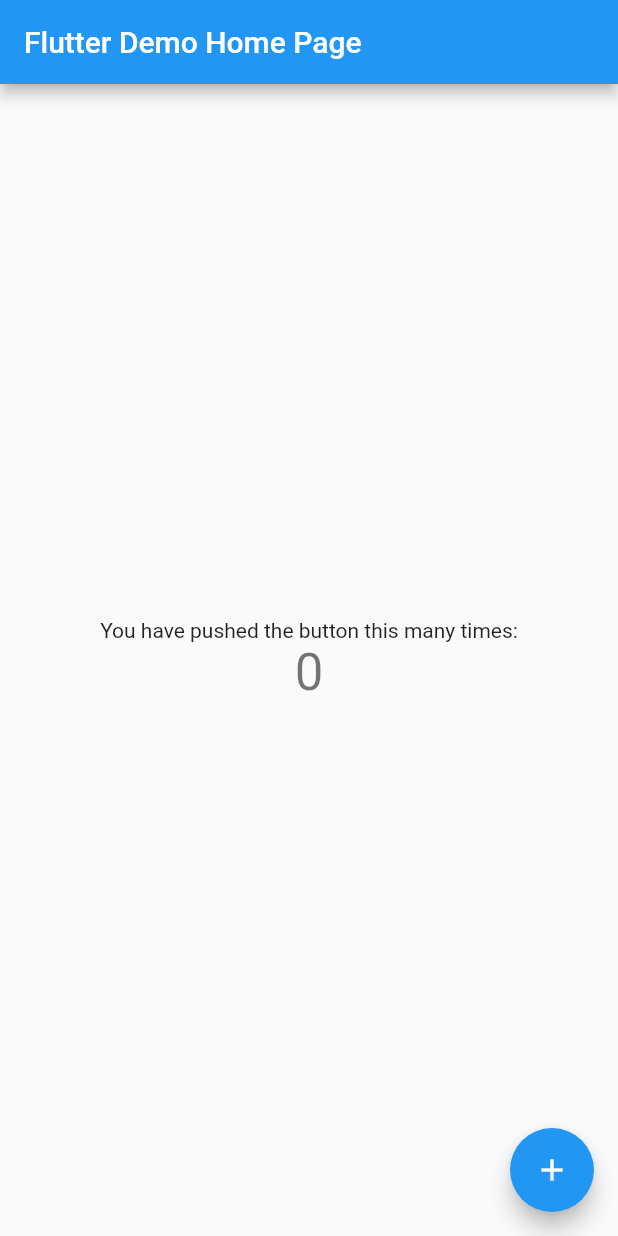
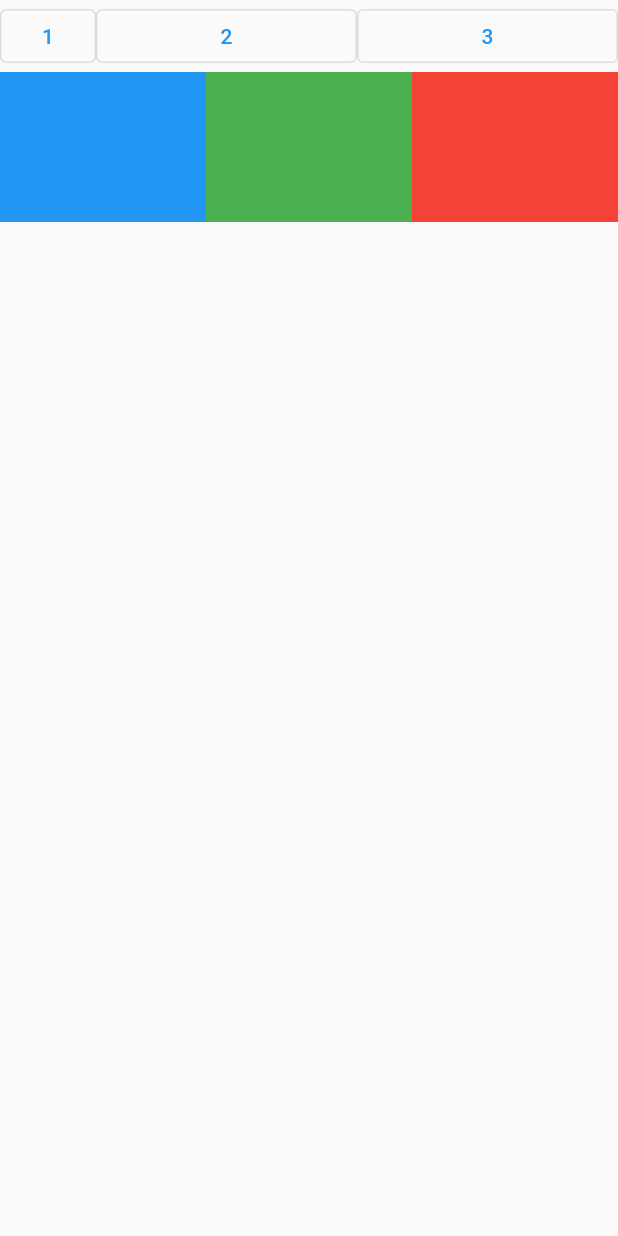
Before and after one commit to kasp441/fluttercalc, a Flutter app: the screen it shows after launch, on a phone screen of 412 x 824 dp. Run offline on Flutter 3.47's test engine with Material 2 defaults, Android fonts, the phone set to English and light mode, and no system bars.

Commit message:
send this

```diff
--- a/lib/main.dart
+++ b/lib/main.dart
@@ -5,111 +5,75 @@
 }
 
 class MyApp extends StatelessWidget {
-  const MyApp({super.key});
+  const MyApp({Key? key}) : super(key: key);
 
-  // This widget is the root of your application.
   @override
   Widget build(BuildContext context) {
-    return MaterialApp(
-      title: 'Flutter Demo',
-      theme: ThemeData(
-        // This is the theme of your application.
-        //
-        // Try running your application with "flutter run". You'll see the
-        // application has a blue toolbar. Then, without quitting the app, try
-        // changing the primarySwatch below to Colors.green and then invoke
-        // "hot reload" (press "r" in the console where you ran "flutter run",
-        // or simply save your changes to "hot reload" in a Flutter IDE).
-        // Notice that the counter didn't reset back to zero; the application
-        // is not restarted.
-        primarySwatch: Colors.blue,
-      ),
-      home: const MyHomePage(title: 'Flutter Demo Home Page'),
+    return  MaterialApp(
+      home: Grid()
     );
   }
 }
 
-class MyHomePage extends StatefulWidget {
-  const MyHomePage({super.key, required this.title});
 
-  // This widget is the home page of your application. It is stateful, meaning
-  // that it has a State object (defined below) that contains fields that affect
-  // how it looks.
-
-  // This class is the configuration for the state. It holds the values (in this
-  // case the title) provided by the parent (in this case the App widget) and
-  // used by the build method of the State. Fields in a Widget subclass are
-  // always marked "final".
-
-  final String title;
+class Grid extends StatefulWidget {
+  const Grid({Key? key}) : super(key: key);
 
   @override
-  State<MyHomePage> createState() => _MyHomePageState();
+  State<Grid> createState() => _GridState();
 }
 
-class _MyHomePageState extends State<MyHomePage> {
-  int _counter = 0;
-
-  void _incrementCounter() {
-    setState(() {
-      // This call to setState tells the Flutter framework that something has
-      // changed in this State, which causes it to rerun the build method below
-      // so that the display can reflect the updated values. If we changed
-      // _counter without calling setState(), then the build method would not be
-      // called again, and so nothing would appear to happen.
-      _counter++;
-    });
-  }
-
+class _GridState extends State<Grid> {
   @override
   Widget build(BuildContext context) {
-    // This method is rerun every time setState is called, for instance as done
-    // by the _incrementCounter method above.
-    //
-    // The Flutter framework has been optimized to make rerunning build methods
-    // fast, so that you can just rebuild anything that needs updating rather
-    // than having to individually change instances of widgets.
     return Scaffold(
-      appBar: AppBar(
-        // Here we take the value from the MyHomePage object that was created by
-        // the App.build method, and use it to set our appbar title.
-        title: Text(widget.title),
-      ),
-      body: Center(
-        // Center is a layout widget. It takes a single child and positions it
-        // in the middle of the parent.
-        child: Column(
-          // Column is also a layout widget. It takes a list of children and
-          // arranges them vertically. By default, it sizes itself to fit its
-          // children horizontally, and tries to be as tall as its parent.
-          //
-          // Invoke "debug painting" (press "p" in the console, choose the
-          // "Toggle Debug Paint" action from the Flutter Inspector in Android
-          // Studio, or the "Toggle Debug Paint" command in Visual Studio Code)
-          // to see the wireframe for each widget.
-          //
-          // Column has various properties to control how it sizes itself and
-          // how it positions its children. Here we use mainAxisAlignment to
-          // center the children vertically; the main axis here is the vertical
-          // axis because Columns are vertical (the cross axis would be
-          // horizontal).
-          mainAxisAlignment: MainAxisAlignment.center,
-          children: <Widget>[
-            const Text(
-              'You have pushed the button this many times:',
-            ),
-            Text(
-              '$_counter',
-              style: Theme.of(context).textTheme.headlineMedium,
-            ),
-          ],
+        body: Column(children:
+        [ExpandedRow(),
+          buildRow_flex(),
+        ]));
+  }
+}
+
+Row buildRow_flex() {
+  return Row(children: [
+    Flexible(
+        flex: 1,
+        child:Container(
+          height: 100,
+          color: Colors.blue,
+        ))
+    ,
+    Flexible(
+        child: Container(
+          height: 100,
+          color: Colors.green,
+        )),
+    Flexible(
+      child:Container(
+        height: 100,
+        color: Colors.red,
+      ),)]);
+}
+
+Row ExpandedRow() {
+  return Row(
+    children: [
+      Container(
+        child: OutlinedButton(onPressed: () {  }, child: Text("1"),
         ),
       ),
-      floatingActionButton: FloatingActionButton(
-        onPressed: _incrementCounter,
-        tooltip: 'Increment',
-        child: const Icon(Icons.add),
-      ), // This trailing comma makes auto-formatting nicer for build methods.
-    );
-  }
+      Expanded(
+        child: OutlinedButton(
+          onPressed: () {},
+          child: Text("2"),
+        ),
+      ),
+      Expanded(
+        child: OutlinedButton(
+          onPressed: () {},
+          child: Text("3"),
+        ),
+      )
+    ],
+  );
 }
```
Also changed, not shown: 1 other file.
